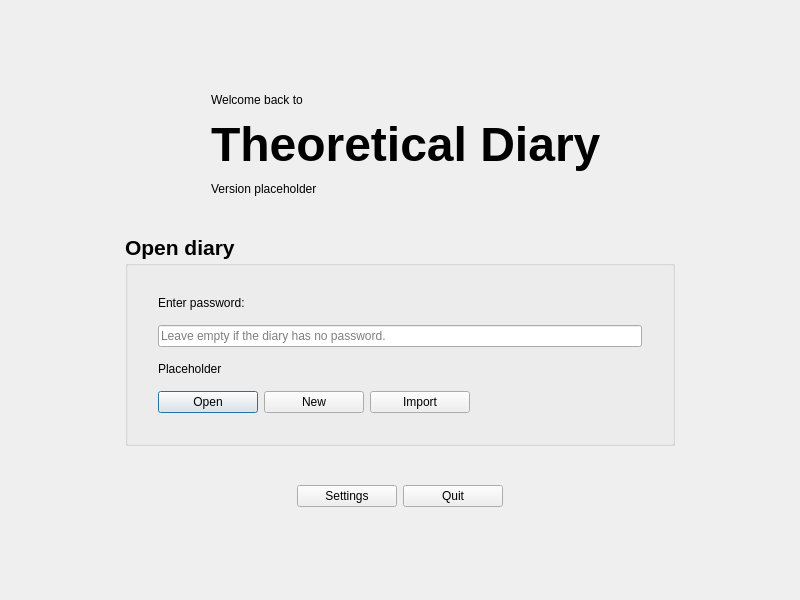
Old version of the form src/gui/mainmenu.ui in the repository someretical/TheoreticalDiary.
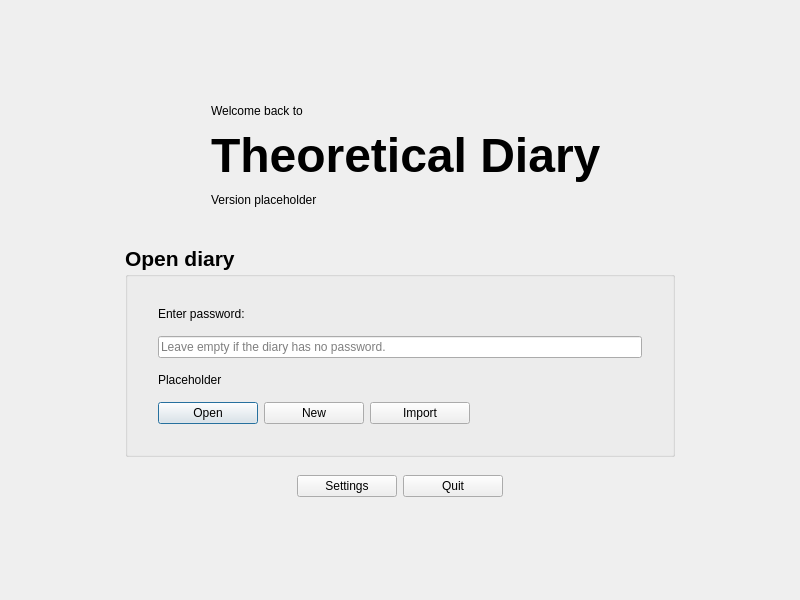
New version of the form. Icons and pictures are not drawn. Custom widgets are drawn as their Qt base class.

```diff
--- a/src/gui/mainmenu.ui
+++ b/src/gui/mainmenu.ui
@@ -34,7 +34,7 @@
      <property name="sizeHint" stdset="0">
       <size>
        <width>20</width>
-       <height>30</height>
+       <height>9</height>
       </size>
      </property>
     </spacer>
```
